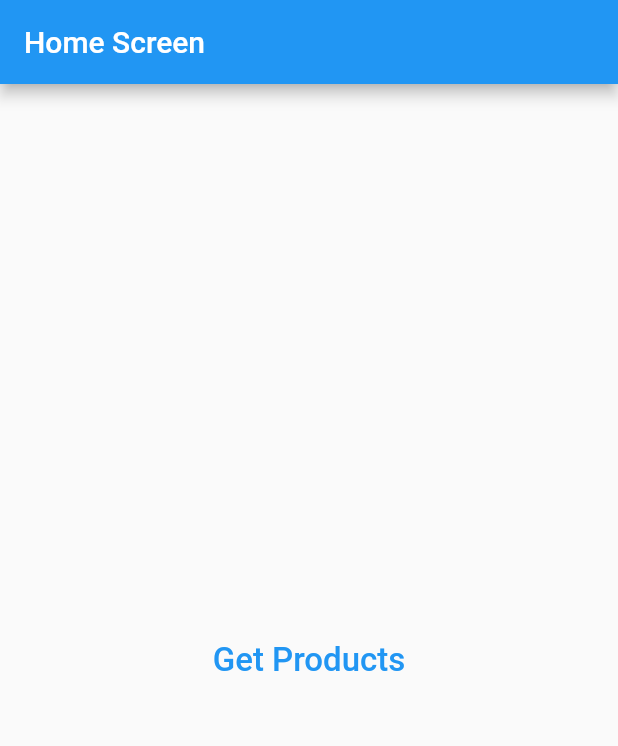
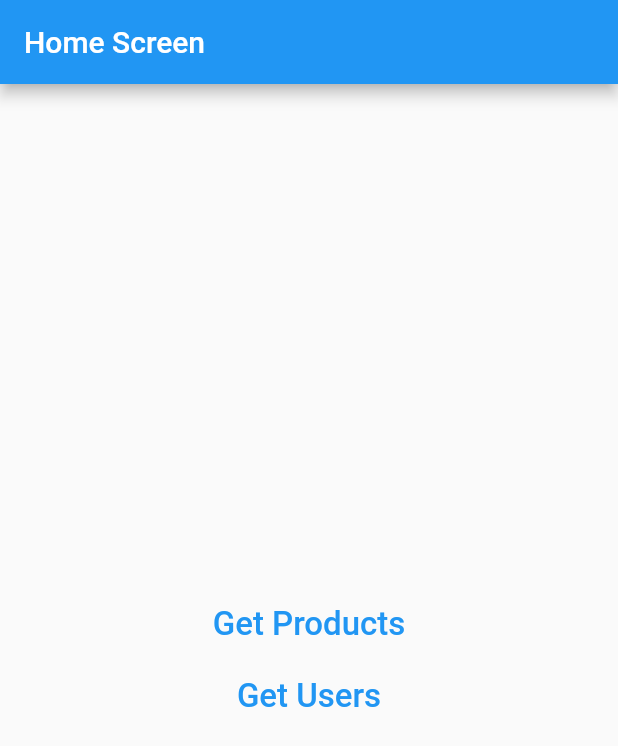
Before and after one commit to santoshacharya07/bloc_app, a Flutter app: the screen it shows after launch, on a phone screen of 412 x 824 dp. Shown: the top 746 px of the screen. Run offline on Flutter 3.47's test engine with Material 2 defaults, Android fonts, the phone set to English and light mode, and no system bars; our stand-ins replace bloc, equatable, flutter_bloc.

Commit message:
Cubit completed

```diff
--- /dev/null
+++ b/lib/cubit/users_cubit.dart
@@ -0,0 +1,22 @@
+import 'package:bloc/bloc.dart';
+import 'package:equatable/equatable.dart';
+import 'package:learning_bloc/repo/user_repo.dart';
+
+import '../models/user_model.dart';
+
+part 'users_state.dart';
+
+class UsersCubit extends Cubit<UsersState> {
+  final UserRepo userRepo;
+
+  UsersCubit(this.userRepo) : super(UserLoadingState());
+  onLoadUsers() async {
+    try {
+      emit(UserLoadingState());
+      var data = await userRepo.getUsers();
+      emit(UserLoadedState(data));
+    } catch (e) {
+      emit(UserErrorState(e.toString()));
+    }
+  }
+}
--- /dev/null
+++ b/lib/cubit/users_state.dart
@@ -0,0 +1,27 @@
+part of 'users_cubit.dart';
+
+abstract class UsersState extends Equatable {
+  const UsersState();
+  @override
+  List<Object> get props => [];
+}
+
+class UsersInitial extends UsersState {}
+
+class UserLoadingState extends UsersState {}
+
+class UserLoadedState extends UsersState {
+  final List<UserModel> userModel;
+
+  const UserLoadedState(this.userModel);
+  @override
+  List<Object> get props => [userModel];
+}
+
+class UserErrorState extends UsersState {
+  final String errorMessage;
+
+  const UserErrorState(this.errorMessage);
+  @override
+  List<Object> get props => [errorMessage];
+}
--- a/lib/main.dart
+++ b/lib/main.dart
@@ -1,14 +1,23 @@
 import 'package:flutter/material.dart';
 import 'package:learning_bloc/bloc/product_bloc.dart';
+import 'package:learning_bloc/cubit/users_cubit.dart';
 import 'package:learning_bloc/debug/bloc_observer.dart';
 import 'package:learning_bloc/repo/poducts_repo.dart';
+import 'package:learning_bloc/repo/user_repo.dart';
 import 'package:learning_bloc/screens/home_screen.dart';
 import 'package:flutter_bloc/flutter_bloc.dart';
 
 void main() {
   Bloc.observer = MyBlocObserver();
-  runApp(RepositoryProvider(
-    create: (context) => ProductsRepo(),
+  runApp(MultiRepositoryProvider(
+    providers: [
+      RepositoryProvider(
+        create: (context) => ProductsRepo(),
+      ),
+      RepositoryProvider(
+        create: (context) => UserRepo(),
+      ),
+    ],
     child: const MyApp(),
   ));
 }
@@ -18,10 +27,17 @@ class MyApp extends StatelessWidget {
 
   @override
   Widget build(BuildContext context) {
-    return BlocProvider(
-      create: (context) => ProductBloc(ProductsRepo()),
+    return MultiBlocProvider(
+      providers: [
+        BlocProvider(
+          create: (context) => ProductBloc(ProductsRepo()),
+        ),
+        BlocProvider(
+          create: (context) => UsersCubit(UserRepo()),
+        ),
+      ],
       child: MaterialApp(
-        title: 'Flutter Demo',
+        title: 'Bloc Demo',
         theme: ThemeData(
           primarySwatch: Colors.blue,
         ),
--- /dev/null
+++ b/lib/models/user_model.dart
@@ -0,0 +1,129 @@
+// To parse this JSON data, do
+//
+//     final userModel = userModelFromJson(jsonString);
+
+import 'dart:convert';
+
+List<UserModel> userModelFromJson(String str) => List<UserModel>.from(json.decode(str).map((x) => UserModel.fromJson(x)));
+
+String userModelToJson(List<UserModel> data) => json.encode(List<dynamic>.from(data.map((x) => x.toJson())));
+
+class UserModel {
+    int? id;
+    String? name;
+    String? username;
+    String? email;
+    Address? address;
+    String? phone;
+    String? website;
+    Company? company;
+
+    UserModel({
+        this.id,
+        this.name,
+        this.username,
+        this.email,
+        this.address,
+        this.phone,
+        this.website,
+        this.company,
+    });
+
+    factory UserModel.fromJson(Map<String, dynamic> json) => UserModel(
+        id: json["id"],
+        name: json["name"],
+        username: json["username"],
+        email: json["email"],
+        address: json["address"] == null ? null : Address.fromJson(json["address"]),
+        phone: json["phone"],
+        website: json["website"],
+        company: json["company"] == null ? null : Company.fromJson(json["company"]),
+    );
+
+    Map<String, dynamic> toJson() => {
+        "id": id,
+        "name": name,
+        "username": username,
+        "email": email,
+        "address": address?.toJson(),
+        "phone": phone,
+        "website": website,
+        "company": company?.toJson(),
+    };
+}
+
+class Address {
+    String? street;
+    String? suite;
+    String? city;
+    String? zipcode;
+    Geo? geo;
+
+    Address({
+        this.street,
+        this.suite,
+        this.city,
+        this.zipcode,
+        this.geo,
+    });
+
+    factory Address.fromJson(Map<String, dynamic> json) => Address(
+        street: json["street"],
+        suite: json["suite"],
+        city: json["city"],
+        zipcode: json["zipcode"],
+        geo: json["geo"] == null ? null : Geo.fromJson(json["geo"]),
+    );
+
+    Map<String, dynamic> toJson() => {
+        "street": street,
+        "suite": suite,
+        "city": city,
+        "zipcode": zipcode,
+        "geo": geo?.toJson(),
+    };
+}
+
+class Geo {
+    String? lat;
+    String? lng;
+
+    Geo({
+        this.lat,
+        this.lng,
+    });
+
+    factory Geo.fromJson(Map<String, dynamic> json) => Geo(
+        lat: json["lat"],
+        lng: json["lng"],
+    );
+
+    Map<String, dynamic> toJson() => {
+        "lat": lat,
+        "lng": lng,
+    };
+}
+
+class Company {
+    String? name;
+    String? catchPhrase;
+    String? bs;
+
+    Company({
+        this.name,
+        this.catchPhrase,
+        this.bs,
+    });
+
+    factory Company.fromJson(Map<String, dynamic> json) => Company(
+        name: json["name"],
+        catchPhrase: json["catchPhrase"],
+        bs: json["bs"],
+    );
+
+    Map<String, dynamic> toJson() => {
+        "name": name,
+        "catchPhrase": catchPhrase,
+        "bs": bs,
+    };
+}
--- a/lib/repo/poducts_repo.dart
+++ b/lib/repo/poducts_repo.dart
@@ -4,7 +4,7 @@ import 'package:learning_bloc/models/product_model.dart';
 class ProductsRepo {
   Future<List<ProductModel>> getProducts() async {
     var response =
-        await http.get(Uri.parse("https://fakestoreapi.com/product"));
+        await http.get(Uri.parse("https://fakestoreapi.com/products"));
     if (response.statusCode == 200) {
       return productModelFromJson(response.body);
     } else {
--- /dev/null
+++ b/lib/repo/user_repo.dart
@@ -0,0 +1,14 @@
+import 'package:http/http.dart' as http;
+import 'package:learning_bloc/models/user_model.dart';
+
+class UserRepo {
+  Future<List<UserModel>> getUsers() async {
+    var response =
+        await http.get(Uri.parse("https://jsonplaceholder.typicode.com/users"));
+    if (response.statusCode == 200) {
+      return userModelFromJson(response.body);
+    } else {
+      throw Exception("Failed to load Users");
+    }
+  }
+}
--- a/lib/screens/home_screen.dart
+++ b/lib/screens/home_screen.dart
@@ -1,5 +1,6 @@
 import 'package:flutter/material.dart';
 import 'package:learning_bloc/screens/product_screen.dart';
+import 'package:learning_bloc/screens/user_screen.dart';
 
 class HomeScreen extends StatelessWidget {
   const HomeScreen({super.key});
@@ -11,7 +12,10 @@ class HomeScreen extends StatelessWidget {
         title: const Text("Home Screen"),
       ),
       body: Center(
-        child: TextButton(
+        child: Column(
+          mainAxisAlignment: MainAxisAlignment.center,
+          children: [
+            TextButton(
               onPressed: () {
                 Navigator.push(context, MaterialPageRoute(builder: (context) {
                   return const ProductScreen();
@@ -22,6 +26,19 @@ class HomeScreen extends StatelessWidget {
                 style: TextStyle(fontSize: 22),
               ),
             ),
+            TextButton(
+              onPressed: () {
+                Navigator.push(context, MaterialPageRoute(builder: (context) {
+                  return const UserScreen();
+                }));
+              },
+              child: const Text(
+                "Get Users",
+                style: TextStyle(fontSize: 22),
+              ),
+            ),
+          ],
+        ),
       ),
     );
   }
```
Also changed, not shown: lib/screens/user_screen.dart (added, +63 -0 lines). Lines whose indentation alone changed are shown as unchanged.
